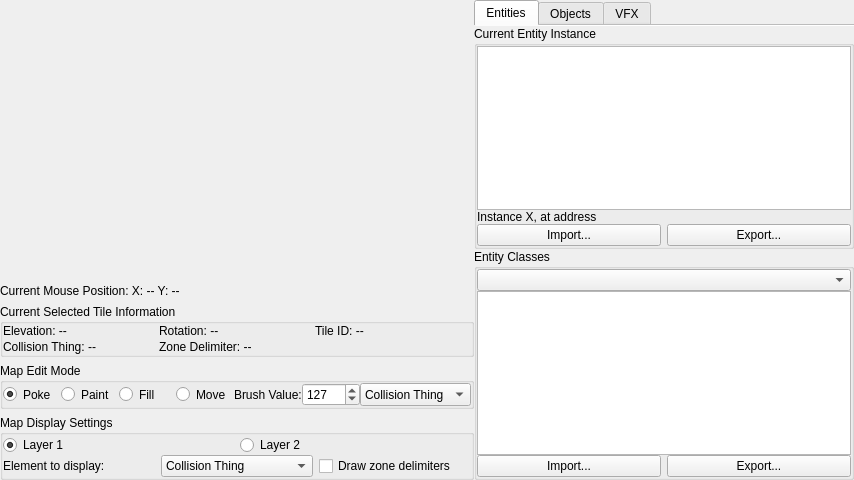
Qt form Tools/KFModTool/mapeditwidget.ui (IvanDSM/KingsFieldRE) before a commit.
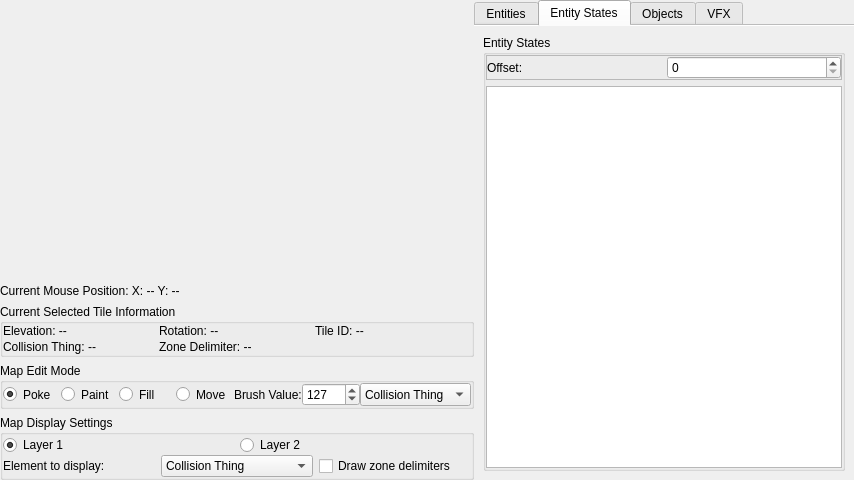
The same form after that commit. The open tabs and pages were chosen to show the change. Icons and pictures are not drawn. Custom widgets are drawn as their Qt base class.

Commit message: KFModTool: Add entity state editing prototype

Diff of the .ui file:
```diff
--- a/Tools/KFModTool/mapeditwidget.ui
+++ b/Tools/KFModTool/mapeditwidget.ui
@@ -571,13 +571,13 @@
                 <enum>QAbstractItemView::ScrollPerPixel</enum>
                </property>
                <attribute name="horizontalHeaderVisible">
-                <bool>false</bool>
+                <bool>true</bool>
                </attribute>
                <attribute name="horizontalHeaderStretchLastSection">
                 <bool>true</bool>
                </attribute>
                <attribute name="verticalHeaderVisible">
-                <bool>false</bool>
+                <bool>true</bool>
                </attribute>
               </widget>
              </item>
@@ -739,6 +739,79 @@
           </item>
          </layout>
         </widget>
+        <widget class="QWidget" name="entityStateTab">
+         <attribute name="title">
+          <string>Entity States</string>
+         </attribute>
+         <layout class="QVBoxLayout" name="verticalLayout_11">
+          <item>
+           <widget class="QGroupBox" name="entityStateGroup">
+            <property name="title">
+             <string>Entity States</string>
+            </property>
+            <layout class="QVBoxLayout" name="verticalLayout_10">
+             <property name="leftMargin">
+              <number>0</number>
+             </property>
+             <property name="topMargin">
+              <number>0</number>
+             </property>
+             <property name="rightMargin">
+              <number>0</number>
+             </property>
+             <property name="bottomMargin">
+              <number>0</number>
+             </property>
+             <item>
+              <widget class="QFrame" name="offsetFrame">
+               <property name="frameShape">
+                <enum>QFrame::StyledPanel</enum>
+               </property>
+               <property name="frameShadow">
+                <enum>QFrame::Raised</enum>
+               </property>
+               <layout class="QHBoxLayout" name="horizontalLayout_7">
+                <property name="leftMargin">
+                 <number>0</number>
+                </property>
+                <property name="topMargin">
+                 <number>0</number>
+                </property>
+                <property name="rightMargin">
+                 <number>0</number>
+                </property>
+                <property name="bottomMargin">
+                 <number>0</number>
+                </property>
+                <item>
+                 <widget class="QLabel" name="offsetLabel">
+                  <property name="text">
+                   <string>Offset:</string>
+                  </property>
+                 </widget>
+                </item>
+                <item>
+                 <widget class="QSpinBox" name="offsetSpin">
+                  <property name="maximum">
+                   <number>9999</number>
+                  </property>
+                 </widget>
+                </item>
+               </layout>
+              </widget>
+             </item>
+             <item>
+              <widget class="QTableView" name="stateTable">
+               <attribute name="horizontalHeaderStretchLastSection">
+                <bool>true</bool>
+               </attribute>
+              </widget>
+             </item>
+            </layout>
+           </widget>
+          </item>
+         </layout>
+        </widget>
         <widget class="QWidget" name="objectTab">
          <attribute name="title">
           <string>Objects</string>
```
The commit also changes 8 other files.
